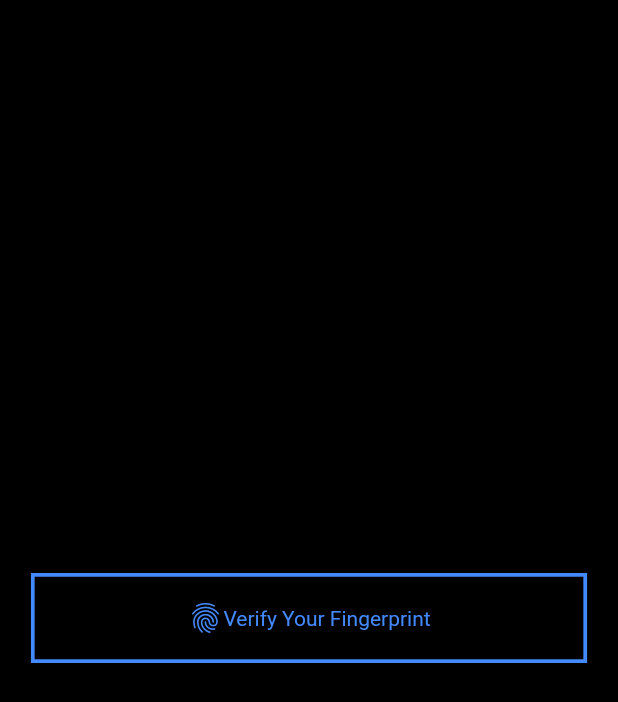
After one commit to sbmkrgit/My-ToDo-List, a Flutter app: the screen it shows after launch, after a tap on "Verify Your Fingerprint", on a phone screen of 412 x 824 dp. The commit adds this screen. Shown: the top 702 px of the screen. Run offline on Flutter 3.47's test engine with Material 2 defaults, Android fonts, the phone set to English and light mode, and no system bars; our stand-ins replace local_auth, sqflite; accounts and stored records are empty.

Commit message:
Integrated FingerPrint authentication

```diff
--- /dev/null
+++ b/lib/local_auth.dart
@@ -0,0 +1,94 @@
+import 'package:flutter/material.dart';
+import 'package:local_auth/auth_strings.dart';
+import 'package:local_auth/local_auth.dart';
+import 'package:mytodo/homepage.dart';
+
+class LocalAuth extends StatefulWidget {
+  @override
+  _LocalAuthState createState() => _LocalAuthState();
+}
+
+class _LocalAuthState extends State<LocalAuth> {
+  bool isAuth = false;
+  @override
+  Widget build(BuildContext context) {
+    return isAuth
+        ? HomePage()
+        : Scaffold(
+            backgroundColor: Colors.black,
+            body: Center(
+                child: InkWell(
+              onTap: () {
+                _checkBiometric();
+              },
+              child: Container(
+                height: 60,
+                width: MediaQuery.of(context).size.width * 0.9,
+                decoration: BoxDecoration(
+                    border: Border.all(color: Colors.blueAccent, width: 2.5)),
+                child: Row(
+                  mainAxisAlignment: MainAxisAlignment.center,
+                  children: <Widget>[
+                    Icon(
+                      Icons.fingerprint,
+                      color: Colors.blueAccent,
+                    ),
+                    Text(
+                      "Verify Your Fingerprint",
+                      style: TextStyle(color: Colors.blueAccent),
+                    ),
+                  ],
+                ),
+              ),
+            )),
+          );
+  }
+
+  void _checkBiometric() async {
+    // check for biometric availability
+    final LocalAuthentication auth = LocalAuthentication();
+    bool canCheckBiometrics = false;
+    try {
+      canCheckBiometrics = await auth.canCheckBiometrics;
+    } catch (e) {
+      print("error biome trics $e");
+    }
+
+    print("biometric is available: $canCheckBiometrics");
+
+    // enumerate biometric technologies
+    List<BiometricType> availableBiometrics;
+    try {
+      availableBiometrics = await auth.getAvailableBiometrics();
+    } catch (e) {
+      print("error enumerate biometrics $e");
+    }
+
+    print("following biometrics are available");
+    if (availableBiometrics.isNotEmpty) {
+      availableBiometrics.forEach((ab) {
+        print("\ttech: $ab");
+      });
+    } else {
+      print("no biometrics are available");
+    }
+
+    // authenticate with biometrics
+    bool authenticated = false;
+    try {
+      authenticated = await auth.authenticateWithBiometrics(
+          localizedReason: 'Touch your finger on the sensor to login',
+          useErrorDialogs: true,
+          stickyAuth: false,
+          androidAuthStrings:
+              AndroidAuthMessages(signInTitle: "Login to HomePage"));
+    } catch (e) {
+      print("error using biometric auth: $e");
+    }
+    setState(() {
+      isAuth = authenticated ? true : false;
+    });
+
+    print("authenticated: $authenticated");
+  }
+}
--- a/lib/main.dart
+++ b/lib/main.dart
@@ -1,8 +1,16 @@
 import 'package:flutter/material.dart';
+import 'local_auth.dart';
 
-import 'homepage.dart';
+void main() {
+  runApp(MyApp());
+}
 
-void main() => runApp(MaterialApp(
+class MyApp extends StatelessWidget {
+  @override
+  Widget build(BuildContext context) {
+    return MaterialApp(
       debugShowCheckedModeBanner: false,
-      home: HomePage(),
-    ));
+      home: LocalAuth(),
+    );
+  }
+}
--- a/pubspec.yaml
+++ b/pubspec.yaml
@@ -25,12 +25,14 @@ dependencies:
     sdk: flutter
   sqflite: ^1.2.0
   path_provider: ^1.5.1
-
+  local_auth: ^0.6.3+2
 
 
   # The following adds the Cupertino Icons font to your application.
   # Use with the CupertinoIcons class for iOS style icons.
   cupertino_icons: ^0.1.3
+
+
 
 dev_dependencies:
   flutter_test:
```
Also changed, not shown: lib/homepage.dart (+25 -1 lines), pubspec.lock, 3 other files.
